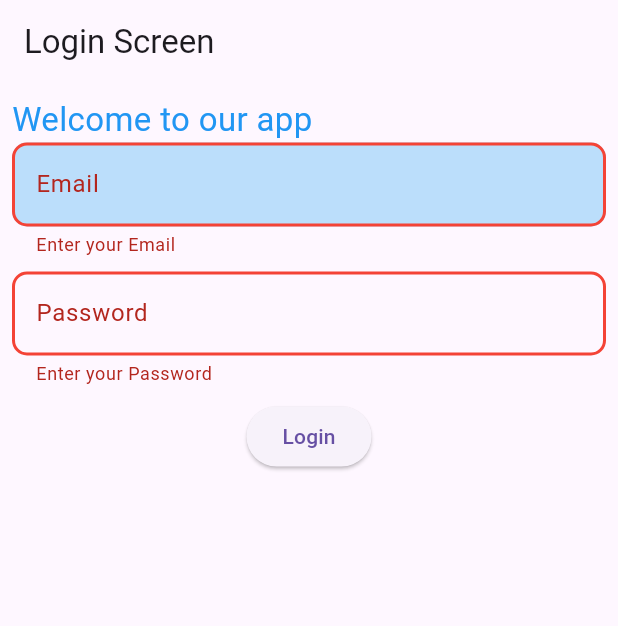
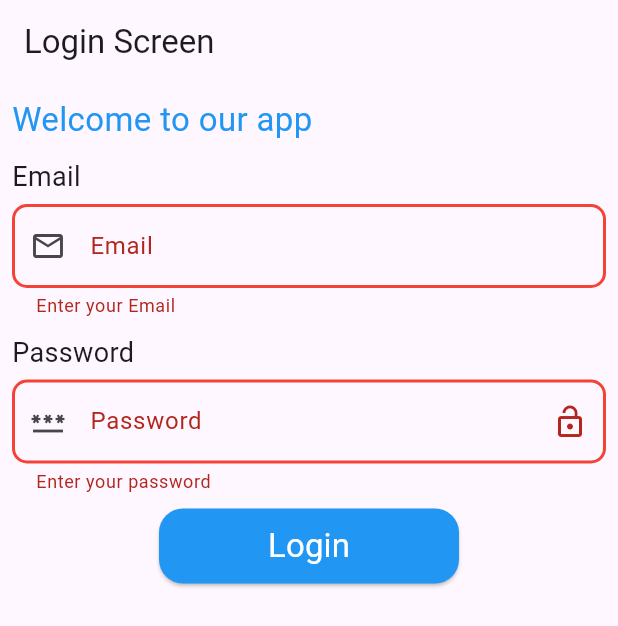
Before and after one commit to Ahmedelsapagh10/daam_firstapp, a Flutter app: the screen it shows after launch, after a tap on "Login", on a phone screen of 412 x 824 dp. Shown: the top 626 px of the screen. Run offline on Flutter 3.47's test engine with Material 3 defaults, Android fonts, the phone set to English and light mode, and no system bars; our stand-ins replace shared_preferences; missing offline and left inert: photo_viewer.

Commit message:
Implement local storage for user credentials and refactor login screen with custom text fields

```diff
--- /dev/null
+++ b/lib/local_storage/local_data.dart
@@ -0,0 +1,40 @@
+import 'package:shared_preferences/shared_preferences.dart';
+
+class MyLocalStorage {
+  //! store  + get + delete
+
+  void setEmail(String email) async {
+    final prefs = SharedPreferencesAsync();
+
+    await prefs.setString('email', email);
+  }
+
+  void setPassword(String password) async {
+    final prefs = SharedPreferencesAsync();
+
+    await prefs.setString('password', password);
+  }
+
+  Future<String?> getEmail() async {
+    final prefs = SharedPreferencesAsync();
+
+    return await prefs.getString('email');
+  }
+
+  Future<String?> getPassword() async {
+    final prefs = SharedPreferencesAsync();
+
+    return await prefs.getString('password');
+  }
+
+  Future<void> clearUserData() async {
+    final prefs = SharedPreferencesAsync();
+    await prefs.clear();
+  }
+}
+
+/*
+
+'email':ahmed@gmail.com
+'password':123
+*/
--- a/lib/login_screen.dart
+++ /dev/null
@@ -1,130 +0,0 @@
-import 'package:flutter/material.dart';
-
-class LoginScreen extends StatefulWidget {
-  const new({super.key});
-
-  @override
-  State<LoginScreen> createState() => _LoginScreenState();
-}
-
-class _LoginScreenState extends State<LoginScreen> {
-  TextEditingController emailController = TextEditingController();
-  TextEditingController passwordController = TextEditingController();
-  final key = GlobalKey<FormState>();
-  @override
-  Widget build(BuildContext context) {
-    return Scaffold(
-      appBar: AppBar(title: Text('Login Screen')),
-
-      body: Padding(
-        padding: const EdgeInsets.all(8.0),
-        child: Form(
-          key: key,
-          child: Column(
-            crossAxisAlignment: CrossAxisAlignment.start,
-            children: [
-              Text(
-                'Welcome to our app',
-                style: TextStyle(fontSize: 22, color: Colors.blue),
-              ),
-              TextFormField(
-                controller: emailController,
-                validator: (value) {
-                  if (value == null || value == '') {
-                    return 'Enter your Email';
-                  } else {
-                    return null;
-                  }
-                },
-                // readOnly: true,
-                // enabled: false,
-                decoration: InputDecoration(
-                  hintText: 'example@gmail.com',
-                  labelText: 'Email',
-                  filled: true,
-                  fillColor: Colors.blue.shade100,
-                  enabledBorder: OutlineInputBorder(
-                    borderRadius: BorderRadius.circular(10),
-                    borderSide: BorderSide(color: Colors.blue, width: 2),
-                  ),
-                  focusedBorder: OutlineInputBorder(
-                    borderRadius: BorderRadius.circular(10),
-                    borderSide: BorderSide(color: Colors.blue, width: 2),
-                  ),
-                  errorBorder: OutlineInputBorder(
-                    borderRadius: BorderRadius.circular(10),
-                    borderSide: BorderSide(color: Colors.red, width: 2),
-                  ),
-                  disabledBorder: OutlineInputBorder(
-                    borderRadius: BorderRadius.circular(10),
-                    borderSide: BorderSide(color: Colors.green, width: 2),
-                  ),
-                  border: OutlineInputBorder(
-                    borderSide: BorderSide(color: Colors.blue, width: 2),
-                    borderRadius: BorderRadius.circular(10),
-                  ),
-                ),
-              ),
-              SizedBox(height: 10),
-              TextFormField(
-                controller: passwordController,
-                // readOnly: true,
-                // enabled: false,
-                validator: (value) {
-                  if (value == null || value == '') {
-                    return 'Enter your Password';
-                  } else {
-                    return null;
-                  }
-                },
-                decoration: InputDecoration(
-                  hintText: '*******',
-                  labelText: 'Password',
-                  enabledBorder: OutlineInputBorder(
-                    borderRadius: BorderRadius.circular(10),
-                    borderSide: BorderSide(color: Colors.blue, width: 2),
-                  ),
-                  focusedBorder: OutlineInputBorder(
-                    borderRadius: BorderRadius.circular(10),
-                    borderSide: BorderSide(color: Colors.blue, width: 2),
-                  ),
-                  errorBorder: OutlineInputBorder(
-                    borderRadius: BorderRadius.circular(10),
-                    borderSide: BorderSide(color: Colors.red, width: 2),
-                  ),
-                  disabledBorder: OutlineInputBorder(
-                    borderRadius: BorderRadius.circular(10),
-                    borderSide: BorderSide(color: Colors.green, width: 2),
-                  ),
-                  border: OutlineInputBorder(
-                    borderSide: BorderSide(color: Colors.blue, width: 2),
-                    borderRadius: BorderRadius.circular(10),
-                  ),
-                ),
-              ),
-              SizedBox(height: 10),
-              Center(
-                child: ElevatedButton(
-                  onPressed: () {
-                    if (key.currentState!.validate()) {
-                      Navigator.pushReplacementNamed(
-                        context,
-                        '/product',
-                        arguments: {
-                          'email': emailController.text,
-                          'password': passwordController.text,
-                        },
-                      );
-                    }
-                    //!
-                  },
-                  child: Text('Login'),
-                ),
-              ),
-            ],
-          ),
-        ),
-      ),
-    );
-  }
-}
--- /dev/null
+++ b/lib/screens/login_screen.dart
@@ -0,0 +1,98 @@
+import 'package:first_project/local_storage/local_data.dart';
+import 'package:flutter/material.dart';
+
+import '../widgets/custom_text_field.dart';
+
+class LoginScreen extends StatefulWidget {
+  const new({super.key});
+
+  @override
+  State<LoginScreen> createState() => _LoginScreenState();
+}
+
+class _LoginScreenState extends State<LoginScreen> {
+  TextEditingController emailController = TextEditingController();
+  TextEditingController passwordController = TextEditingController();
+  final key = GlobalKey<FormState>();
+  @override
+  Widget build(BuildContext context) {
+    return Scaffold(
+      appBar: AppBar(title: Text('Login Screen')),
+
+      body: Padding(
+        padding: const EdgeInsets.all(8.0),
+        child: Form(
+          key: key,
+          child: Column(
+            crossAxisAlignment: CrossAxisAlignment.start,
+            children: [
+              Text(
+                'Welcome to our app',
+                style: TextStyle(fontSize: 22, color: Colors.blue),
+              ),
+              SizedBox(height: 10),
+
+              CustomTextField(
+                controller: emailController,
+                errorMsg: 'Enter your Email',
+                label: 'Email',
+                title: 'Email',
+                isEmail: true,
+                icon: Icons.email_outlined,
+                keyboardType: TextInputType.emailAddress,
+              ),
+              SizedBox(height: 10),
+              CustomTextField(
+                controller: passwordController,
+                errorMsg: 'Enter your password',
+                isPassword: true,
+                label: 'Password',
+                title: 'Password',
+
+                icon: Icons.password,
+                keyboardType: TextInputType.visiblePassword,
+              ),
+              SizedBox(height: 10),
+              Center(
+                child: ElevatedButton(
+                  style: ElevatedButton.styleFrom(
+                    backgroundColor: Colors.blue,
+                    fixedSize: Size(200, 50),
+                    shape: RoundedRectangleBorder(
+                      borderRadius: BorderRadiusGeometry.circular(16),
+                    ),
+                  ),
+
+                  onPressed: () {
+                    if (key.currentState!.validate()) {
+                      MyLocalStorage().setEmail(emailController.text);
+                      MyLocalStorage().setPassword(passwordController.text);
+                      Navigator.pushReplacementNamed(
+                        context,
+                        '/product',
+                        arguments: {
+                          'email': emailController.text,
+                          'password': passwordController.text,
+                        },
+                      );
+                    }
+
+                    //!
+                  },
+                  child: Text(
+                    'Login',
+                    style: TextStyle(
+                      color: Colors.white,
+                      fontSize: 22,
+                      fontWeight: FontWeight.w400,
+                    ),
+                  ),
+                ),
+              ),
+            ],
+          ),
+        ),
+      ),
+    );
+  }
+}
--- a/lib/products.dart
+++ b/lib/screens/products.dart
@@ -1,9 +1,10 @@
-import 'package:first_project/image_view.dart';
+import 'package:first_project/local_storage/local_data.dart';
+import 'package:first_project/screens/image_view.dart';
 import 'package:flutter/material.dart';
 
-import 'custom_image_widget.dart';
-import 'custom_widget.dart';
-import 'model/product_model.dart';
+import '../widgets/custom_image_widget.dart';
+import '../widgets/custom_widget.dart';
+import '../model/product_model.dart';
 
 class ProductsScreen extends StatefulWidget {
   const new({super.key});
@@ -39,6 +40,15 @@ class _ProductsScreenState extends State<ProductsScreen> {
             style: TextStyle(fontSize: 24, fontWeight: FontWeight.w500),
           ),
         ),
+        actions: [
+          IconButton(
+            onPressed: () async {
+              await MyLocalStorage().clearUserData();
+              Navigator.pushReplacementNamed(context, '/');
+            },
+            icon: Icon(Icons.logout),
+          ),
+        ],
       ),
       body: GridView.builder(
         gridDelegate: SliverGridDelegateWithFixedCrossAxisCount(
--- a/lib/splashscreen.dart
+++ b/lib/screens/splashscreen.dart
@@ -1,3 +1,6 @@
+import 'dart:developer';
+
+import 'package:first_project/local_storage/local_data.dart';
 import 'package:flutter/material.dart';
 
 class SplashScreen extends StatefulWidget {
@@ -10,11 +13,29 @@ class SplashScreen extends StatefulWidget {
 class _SplashScreenState extends State<SplashScreen> {
   @override
   void initState() {
+    getEmailAndPassword();
     Future.delayed(Duration(seconds: 1), () {
-      Navigator.pushReplacementNamed(context, '/login');
+      log('email: $email');
+      log('password: $password');
+      if (email != null && password != null) {
+        Navigator.pushReplacementNamed(
+          context,
+          '/product',
+          arguments: {'email': email, 'password': password},
+        );
+      } else {
+        Navigator.pushReplacementNamed(context, '/login');
+      }
     });
 
     super.initState();
+  }
+
+  String? email;
+  String? password;
+  void getEmailAndPassword() async {
+    email = await MyLocalStorage().getEmail();
+    password = await MyLocalStorage().getPassword();
   }
 
   @override
--- /dev/null
+++ b/lib/widgets/custom_text_field.dart
@@ -0,0 +1,121 @@
+import 'package:flutter/material.dart';
+import 'package:flutter/services.dart';
+
+class CustomTextField extends StatefulWidget {
+  const new({
+    this.controller,
+    this.isPassword,
+    this.errorMsg,
+    this.keyboardType,
+    this.title,
+
+    this.label,
+    this.isEmail,
+    this.icon,
+    super.key,
+  });
+  final TextEditingController? controller;
+  final String? errorMsg;
+  final String? label;
+  final String? title;
+  final bool? isPassword;
+  final bool? isEmail;
+  final IconData? icon;
+  final TextInputType? keyboardType;
+  @override
+  State<CustomTextField> createState() => _CustomTextFieldState();
+}
+
+class _CustomTextFieldState extends State<CustomTextField> {
+  bool showPass = true;
+  @override
+  Widget build(BuildContext context) {
+    return Column(
+      crossAxisAlignment: CrossAxisAlignment.start,
+      children: [
+        if (widget.title != null)
+          Text(
+            widget.title ?? '',
+
+            style: TextStyle(fontSize: 18, fontWeight: FontWeight.w400),
+          ),
+        SizedBox(height: 5),
+        TextFormField(
+          controller: widget.controller,
+          // readOnly: true,
+          // enabled: false,
+          validator: (value) {
+            if (value == null || value == '') {
+              return widget.errorMsg;
+            } else {
+              if (widget.isEmail == true) {
+                if (!RegExp(r'^[\w.+-]+@[\w-]+(\.[\w-]+)+$').hasMatch(value)) {
+                  return 'Please enter a valid email';
+                }
+              }
+              if (widget.isPassword == true) {
+                if (!RegExp(r'[A-Z]').hasMatch(value)) {
+                  return 'Password must contain an uppercase letter';
+                }
+
+                if (!RegExp(r'[a-z]').hasMatch(value)) {
+                  return 'Password must contain a lowercase letter';
+                }
+
+                if (!RegExp(r'[0-9]').hasMatch(value)) {
+                  return 'Password must contain a number';
+                }
+
+                if (!RegExp(r'[^a-zA-Z0-9]').hasMatch(value)) {
+                  return 'Password must contain a special character';
+                }
+              }
+              return null;
+            }
+          },
+          obscureText: widget.isPassword == true ? showPass : false,
+          keyboardType: widget.keyboardType,
+          inputFormatters: [
+            FilteringTextInputFormatter.allow(RegExp(r"[a-zA-Z0-9@._%+\-]")),
+          ],
+          decoration: InputDecoration(
+            prefixIcon: widget.icon == null ? null : Icon(widget.icon),
+            hintText: widget.label,
+            labelText: widget.label,
+            suffixIcon: widget.isPassword == true
+                ? IconButton(
+                    onPressed: () {
+                      setState(() {
+                        showPass = !showPass;
+                      });
+                    },
+                    icon: Icon(showPass ? Icons.lock_open : Icons.lock_outline),
+                  )
+                : null,
+
+            enabledBorder: OutlineInputBorder(
+              borderRadius: BorderRadius.circular(10),
+              borderSide: BorderSide(color: Colors.blue, width: 2),
+            ),
+            focusedBorder: OutlineInputBorder(
+              borderRadius: BorderRadius.circular(10),
+              borderSide: BorderSide(color: Colors.blue, width: 2),
+            ),
+            errorBorder: OutlineInputBorder(
+              borderRadius: BorderRadius.circular(10),
+              borderSide: BorderSide(color: Colors.red, width: 2),
+            ),
+            disabledBorder: OutlineInputBorder(
+              borderRadius: BorderRadius.circular(10),
+              borderSide: BorderSide(color: Colors.green, width: 2),
+            ),
+            border: OutlineInputBorder(
+              borderSide: BorderSide(color: Colors.blue, width: 2),
+              borderRadius: BorderRadius.circular(10),
+            ),
+          ),
+        ),
+      ],
+    );
+  }
+}
--- a/lib/custom_widget.dart
+++ b/lib/widgets/custom_widget.dart
@@ -1,4 +1,4 @@
-import 'package:first_project/details.dart';
+import 'package:first_project/screens/details.dart';
 import 'package:flutter/material.dart';
 
 class MyCustomWidget extends StatefulWidget {
--- a/pubspec.yaml
+++ b/pubspec.yaml
@@ -37,6 +37,8 @@ dependencies:
   font_awesome_flutter: ^11.0.0
   image_picker: ^1.2.4
   photo_viewer: ^1.0.0
+  shared_preferences: ^2.5.6
+  flutter_secure_storage: ^11.2.0
 
 dev_dependencies:
   flutter_test:
```
Also changed, not shown: lib/main.dart (+6 -5 lines), lib/screens/details.dart (renamed from lib/details.dart), lib/screens/image_view.dart (renamed from lib/image_view.dart), lib/widgets/custom_image_widget.dart (renamed from lib/custom_image_widget.dart), pubspec.lock, 5 other files.
